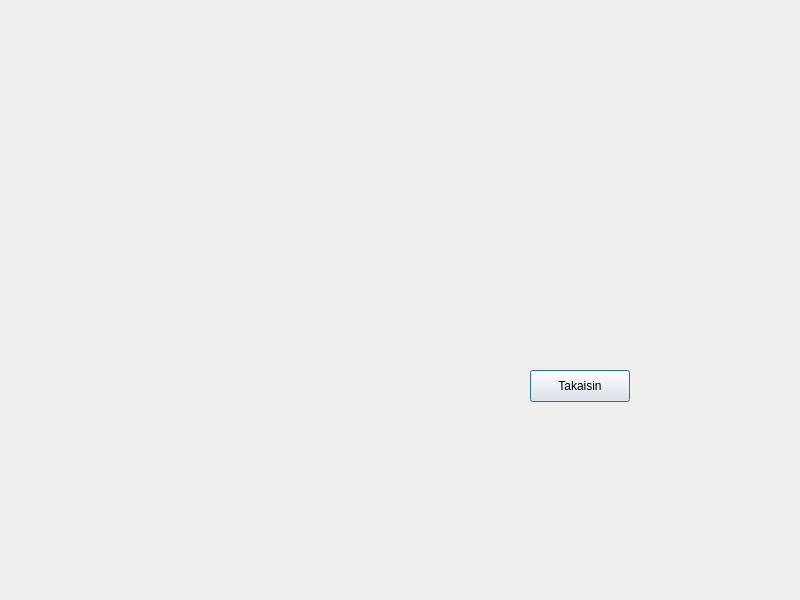
This is bank-automat/transfer.ui in DeveMike/Software_Development_Application_Project as Qt 5 draws it before an edit. The edited form follows.
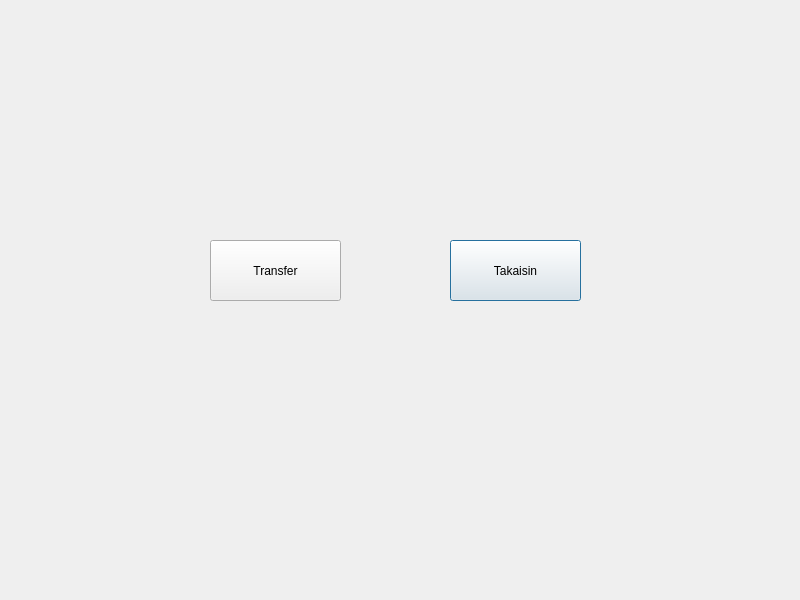
This is the edited form.

Commit message: päivitetty transfer-toiminnallisuus v.3

Patch:
```diff
--- a/bank-automat/transfer.ui
+++ b/bank-automat/transfer.ui
@@ -16,16 +16,29 @@
   <widget class="QPushButton" name="btnBack">
    <property name="geometry">
     <rect>
-     <x>530</x>
-     <y>370</y>
-     <width>100</width>
-     <height>32</height>
+     <x>450</x>
+     <y>240</y>
+     <width>131</width>
+     <height>61</height>
     </rect>
    </property>
    <property name="text">
     <string>Takaisin</string>
    </property>
   </widget>
+  <widget class="QPushButton" name="buttonTransfer">
+   <property name="geometry">
+    <rect>
+     <x>210</x>
+     <y>240</y>
+     <width>131</width>
+     <height>61</height>
+    </rect>
+   </property>
+   <property name="text">
+    <string>Transfer</string>
+   </property>
+  </widget>
  </widget>
  <resources/>
  <connections/>
```
The commit also changes 2 other files.
